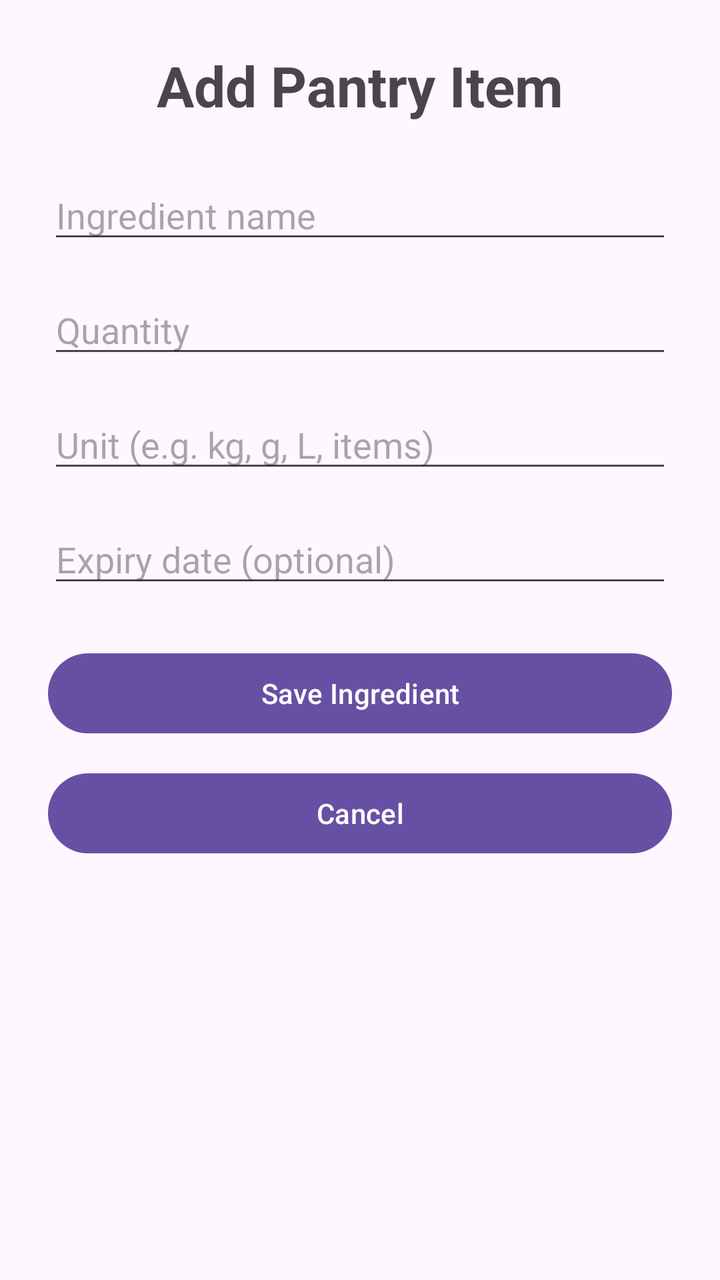
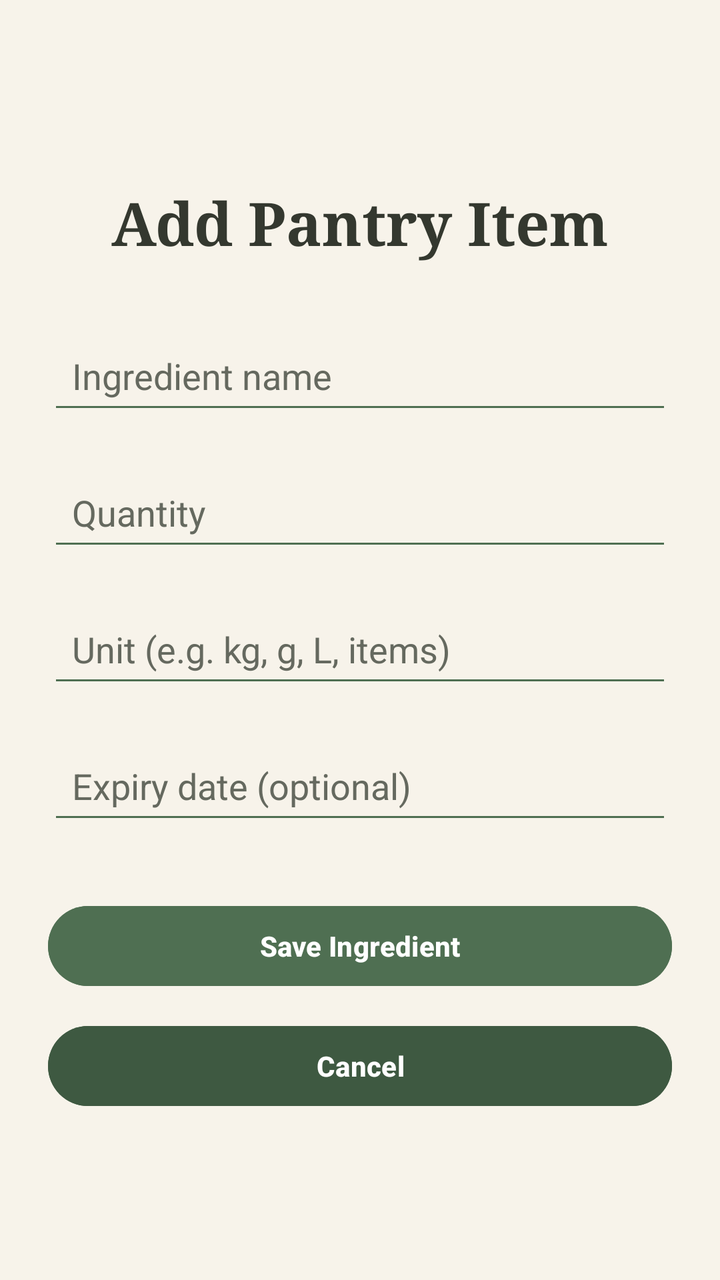

Two renders of the same Android screen: before a commit and after it. Below are the layout's source before the change and the commit's diff.
<!-- AndroidManifest.xml: application theme Theme.SmartPantryManager -->
<!-- res/layout/activity_add_edit_ingredient.xml -->
<?xml version="1.0" encoding="utf-8"?>
<ScrollView
    xmlns:android="http://schemas.android.com/apk/res/android"
    android:layout_width="match_parent"
    android:layout_height="match_parent">

    <LinearLayout
        android:layout_width="match_parent"
        android:layout_height="wrap_content"
        android:orientation="vertical"
        android:padding="24dp">

        <TextView
            android:id="@+id/addEditTitle"
            android:layout_width="match_parent"
            android:layout_height="wrap_content"
            android:text="Add Pantry Item"
            android:textSize="28sp"
            android:textStyle="bold"
            android:gravity="center"
            android:layout_marginBottom="24dp" />

        <EditText
            android:id="@+id/ingredientNameInput"
            android:layout_width="match_parent"
            android:layout_height="wrap_content"
            android:hint="Ingredient name"
            android:inputType="text"
            android:importantForAutofill="no"
            android:layout_marginBottom="16dp" />

        <EditText
            android:id="@+id/ingredientQuantityInput"
            android:layout_width="match_parent"
            android:layout_height="wrap_content"
            android:hint="Quantity"
            android:inputType="numberDecimal"
            android:importantForAutofill="no"
            android:layout_marginBottom="16dp" />

        <EditText
            android:id="@+id/ingredientUnitInput"
            android:layout_width="match_parent"
            android:layout_height="wrap_content"
            android:hint="Unit (e.g. kg, g, L, items)"
            android:inputType="text"
            android:importantForAutofill="no"
            android:layout_marginBottom="16dp" />

        <EditText
            android:id="@+id/expiryDateInput"
            android:layout_width="match_parent"
            android:layout_height="wrap_content"
            android:hint="Expiry date (optional)"
            android:focusable="false"
            android:clickable="true"
            android:layout_marginBottom="24dp" />

        <Button
            android:id="@+id/saveIngredientButton"
            android:layout_width="match_parent"
            android:layout_height="wrap_content"
            android:text="Save Ingredient"
            android:layout_marginBottom="12dp" />

        <Button
            android:id="@+id/cancelButton"
            android:layout_width="match_parent"
            android:layout_height="wrap_content"
            android:text="Cancel" />

    </LinearLayout>

</ScrollView>
<!-- resources referenced by this layout -->
<resources>
  <style name="Theme.SmartPantryManager" parent="Base.Theme.SmartPantryManager" />
  <style name="Base.Theme.SmartPantryManager" parent="Theme.Material3.DayNight.NoActionBar">
          
          
      </style>
</resources>

<!-- the commit's change to res/layout/activity_add_edit_ingredient.xml (unified diff, before → after) -->
@@ -2,72 +2,117 @@
 <ScrollView
     xmlns:android="http://schemas.android.com/apk/res/android"
     android:layout_width="match_parent"
-    android:layout_height="match_parent">
+    android:layout_height="match_parent"
+    android:background="@color/cream"
+    android:fillViewport="true">
 
     <LinearLayout
         android:layout_width="match_parent"
-        android:layout_height="wrap_content"
-        android:orientation="vertical"
-        android:padding="24dp">
+        android:layout_height="match_parent"
+        android:orientation="vertical">
 
-        <TextView
-            android:id="@+id/addEditTitle"
+        
+        <View
+            android:id="@+id/statusBarBackground"
             android:layout_width="match_parent"
-            android:layout_height="wrap_content"
-            android:text="Add Pantry Item"
-            android:textSize="28sp"
-            android:textStyle="bold"
+            android:layout_height="0dp"
+            android:background="@color/sage_dark" />
+
+        
+        <LinearLayout
+            android:layout_width="match_parent"
+            android:layout_height="0dp"
+            android:layout_weight="1"
+            android:orientation="vertical"
             android:gravity="center"
-            android:layout_marginBottom="24dp" />
+            android:padding="24dp"
+            android:background="@color/cream">
 
-        <EditText
-            android:id="@+id/ingredientNameInput"
-            android:layout_width="match_parent"
-            android:layout_height="wrap_content"
-            android:hint="Ingredient name"
-            android:inputType="text"
-            android:importantForAutofill="no"
-            android:layout_marginBottom="16dp" />
+            <TextView
+                android:id="@+id/addEditTitle"
+                android:layout_width="match_parent"
+                android:layout_height="wrap_content"
+                android:text="Add Pantry Item"
+                android:textSize="30sp"
+                android:textStyle="bold"
+                android:fontFamily="serif"
+                android:textColor="@color/brown"
+                android:gravity="center"
+                android:layout_marginTop="8dp"
+                android:layout_marginBottom="32dp" />
 
-        <EditText
-            android:id="@+id/ingredientQuantityInput"
-            android:layout_width="match_parent"
-            android:layout_height="wrap_content"
-            android:hint="Quantity"
-            android:inputType="numberDecimal"
-            android:importantForAutofill="no"
-            android:layout_marginBottom="16dp" />
+            <EditText
+                android:id="@+id/ingredientNameInput"
+                android:layout_width="match_parent"
+                android:layout_height="wrap_content"
+                android:hint="Ingredient name"
+                android:textColor="@color/brown"
+                android:textColorHint="@color/brown_light"
+                android:inputType="text"
+                android:importantForAutofill="no"
+                android:backgroundTint="@color/sage"
+                android:padding="12dp"
+                android:layout_marginBottom="20dp" />
 
-        <EditText
-            android:id="@+id/ingredientUnitInput"
-            android:layout_width="match_parent"
-            android:layout_height="wrap_content"
-            android:hint="Unit (e.g. kg, g, L, items)"
-            android:inputType="text"
-            android:importantForAutofill="no"
-            android:layout_marginBottom="16dp" />
+            <EditText
+                android:id="@+id/ingredientQuantityInput"
+                android:layout_width="match_parent"
+                android:layout_height="wrap_content"
+                android:hint="Quantity"
+                android:textColor="@color/brown"
+                android:textColorHint="@color/brown_light"
+                android:inputType="numberDecimal"
+                android:importantForAutofill="no"
+                android:backgroundTint="@color/sage"
+                android:padding="12dp"
+                android:layout_marginBottom="20dp" />
 
-        <EditText
-            android:id="@+id/expiryDateInput"
-            android:layout_width="match_parent"
-            android:layout_height="wrap_content"
-            android:hint="Expiry date (optional)"
-            android:focusable="false"
-            android:clickable="true"
-            android:layout_marginBottom="24dp" />
+            <EditText
+                android:id="@+id/ingredientUnitInput"
+                android:layout_width="match_parent"
+                android:layout_height="wrap_content"
+                android:hint="Unit (e.g. kg, g, L, items)"
+                android:textColor="@color/brown"
+                android:textColorHint="@color/brown_light"
+                android:inputType="text"
+                android:importantForAutofill="no"
+                android:backgroundTint="@color/sage"
+                android:padding="12dp"
+                android:layout_marginBottom="20dp" />
 
-        <Button
-            android:id="@+id/saveIngredientButton"
-            android:layout_width="match_parent"
-            android:layout_height="wrap_content"
-            android:text="Save Ingredient"
-            android:layout_marginBottom="12dp" />
+            <EditText
+                android:id="@+id/expiryDateInput"
+                android:layout_width="match_parent"
+                android:layout_height="wrap_content"
+                android:hint="Expiry date (optional)"
+                android:textColor="@color/brown"
+                android:textColorHint="@color/brown_light"
+                android:focusable="false"
+                android:clickable="true"
+                android:backgroundTint="@color/sage"
+                android:padding="12dp"
+                android:layout_marginBottom="32dp" />
 
-        <Button
-            android:id="@+id/cancelButton"
-            android:layout_width="match_parent"
-            android:layout_height="wrap_content"
-            android:text="Cancel" />
+            <Button
+                android:id="@+id/saveIngredientButton"
+                android:layout_width="match_parent"
+                android:layout_height="wrap_content"
+                android:text="Save Ingredient"
+                android:textColor="@color/white"
+                android:textStyle="bold"
+                android:backgroundTint="@color/sage"
+                android:layout_marginBottom="12dp" />
+
+            <Button
+                android:id="@+id/cancelButton"
+                android:layout_width="match_parent"
+                android:layout_height="wrap_content"
+                android:text="Cancel"
+                android:textColor="@color/white"
+                android:textStyle="bold"
+                android:backgroundTint="@color/sage_dark" />
+
+        </LinearLayout>
 
     </LinearLayout>
 
<!-- resource entries referenced after the edit -->
@@ -1,5 +1,11 @@
 <!-- resources referenced by this layout -->
 <resources>
+  <color name="brown">#34382F</color>
+  <color name="brown_light">#65695F</color>
+  <color name="cream">#F7F3EA</color>
+  <color name="sage">#4F6F52</color>
+  <color name="sage_dark">#3E5941</color>
+  <color name="white">#FFFFFFFF</color>
   <style name="Theme.SmartPantryManager" parent="Base.Theme.SmartPantryManager" />
   <style name="Base.Theme.SmartPantryManager" parent="Theme.Material3.DayNight.NoActionBar">
           
